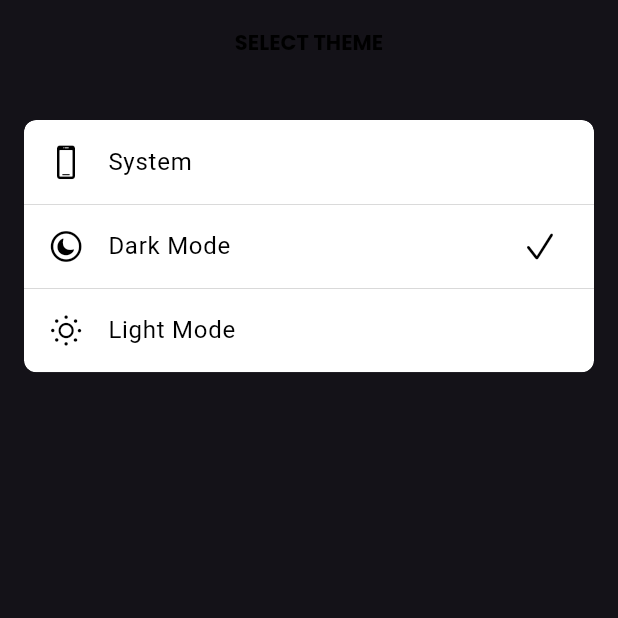
After one commit to lewiseman/solutech_habit_quest, a Flutter app: the SelectThemePage screen opened by its route, after a tap on "Dark Mode", on a phone screen of 412 x 824 dp, the top half of it. The commit adds this screen. Run offline on Flutter 3.47's test engine with Material 3 defaults, Android fonts, the phone set to English and light mode, and no system bars; our stand-ins replace appwrite, fl_chart, flutter_animate, flutter_calendar_carousel, flutter_riverpod, flutter_svg and 4 more; missing offline and left inert: carousel_slider_plus; accounts and stored records are empty; network calls fail; statements that could not run were skipped.

Commit message:
theme settings

```diff
--- a/lib/config/theme.dart
+++ b/lib/config/theme.dart
@@ -14,7 +14,7 @@ class AppTheme {
     systemNavigationBarIconBrightness: Brightness.dark,
   );
 
-  static final ThemeData darkTheme = ThemeData.light().copyWith(
+  static final ThemeData darkTheme = ThemeData.dark().copyWith(
     platform: TargetPlatform.iOS,
     primaryColor: primaryBlue,
     colorScheme: const ColorScheme.light(primary: primaryBlue),
--- a/lib/main.dart
+++ b/lib/main.dart
@@ -27,10 +27,11 @@ class HabitQuest extends ConsumerWidget {
   @override
   Widget build(BuildContext context, WidgetRef ref) {
     final router = ref.watch(routerProvider);
+    final settings = ref.watch(settingsServiceProvider);
     return MaterialApp.router(
       debugShowCheckedModeBanner: false,
       routerConfig: router,
-      themeMode: ThemeMode.light,
+      themeMode: AppUserSettings.getThemeMode(settings.themeName),
       darkTheme: AppTheme.darkTheme,
       theme: AppTheme.lightTheme,
       title: 'Habit Quest',
--- a/lib/modules/app/app.dart
+++ b/lib/modules/app/app.dart
@@ -1,3 +1,6 @@
+export 'models/settings_model.dart';
+export 'services/settings_srv.dart';
 export 'views/notifications.dart';
 export 'views/root.dart';
 export 'views/splash.dart';
+export 'views/theme.dart';
--- /dev/null
+++ b/lib/modules/app/models/settings_model.dart
@@ -0,0 +1,30 @@
+import 'package:habit_quest/common.dart';
+import 'package:appwrite/models.dart' as models;
+
+class AppUserSettings {
+  AppUserSettings({
+    required this.themeName,
+  });
+
+  factory AppUserSettings.initial({models.User? user}) {
+    final livethemename = user?.prefs.data['theme'] as String?;
+    final themename = livethemename ?? LocalStorage.instance.themeName;
+    return AppUserSettings(
+      themeName: themename,
+    );
+  }
+  final String themeName;
+
+  static ThemeMode getThemeMode(String name) {
+    switch (name) {
+      case 'system':
+        return ThemeMode.system;
+      case 'light':
+        return ThemeMode.light;
+      case 'dark':
+        return ThemeMode.dark;
+      default:
+        return ThemeMode.system;
+    }
+  }
+}
--- /dev/null
+++ b/lib/modules/app/services/settings_srv.dart
@@ -0,0 +1,33 @@
+import 'package:appwrite/models.dart' as models;
+import 'package:habit_quest/common.dart';
+
+final settingsServiceProvider =
+    StateNotifierProvider<SettingsNotifier, AppUserSettings>((ref) {
+  return SettingsNotifier(
+    user: ref.watch(userServiceProvider),
+  );
+});
+
+class SettingsNotifier extends StateNotifier<AppUserSettings> {
+  SettingsNotifier({
+    required this.user,
+  }) : super(AppUserSettings.initial(user: user));
+
+  final models.User? user;
+
+  Future<void> updateTheme(String themeName) async {
+    await LocalStorage.instance.updateThemeName(themeName);
+    try {
+      await appwriteAccount.updatePrefs(
+        prefs: {
+          'theme': themeName,
+        },
+      );
+    } catch (e) {
+      debugPrint(e.toString());
+    }
+    state = AppUserSettings(
+      themeName: themeName,
+    );
+  }
+}
--- /dev/null
+++ b/lib/modules/app/views/theme.dart
@@ -0,0 +1,107 @@
+import 'package:flutter/cupertino.dart';
+import 'package:habit_quest/common.dart';
+
+class SelectThemePage extends ConsumerWidget {
+  const SelectThemePage({super.key});
+
+  @override
+  Widget build(BuildContext context, WidgetRef ref) {
+    final settings = ref.watch(settingsServiceProvider);
+    final themename = settings.themeName;
+    final themes = [
+      (
+        name: 'System',
+        value: 'system',
+        mode: ThemeMode.system,
+        icon: CupertinoIcons.device_phone_portrait
+      ),
+      (
+        name: 'Dark Mode',
+        value: 'dark',
+        mode: ThemeMode.dark,
+        icon: CupertinoIcons.moon_circle
+      ),
+      (
+        name: 'Light Mode',
+        value: 'light',
+        mode: ThemeMode.light,
+        icon: CupertinoIcons.sun_min
+      ),
+    ];
+    return Scaffold(
+      appBar: AppBar(
+        backgroundColor: Theme.of(context).scaffoldBackgroundColor,
+        title: const Text(
+          'SELECT THEME',
+          style: TextStyle(
+            fontSize: 14,
+            fontWeight: FontWeight.bold,
+            fontFamily: AppTheme.poppinsFont,
+          ),
+        ),
+      ),
+      body: Column(
+        children: [
+          Container(
+            margin: const EdgeInsets.only(
+              left: 16,
+              right: 16,
+              top: 24,
+            ),
+            clipBehavior: Clip.antiAlias,
+            decoration: BoxDecoration(
+              borderRadius: const BorderRadius.all(Radius.circular(8)),
+              boxShadow: [
+                BoxShadow(
+                  color: Colors.black12.withOpacity(.04),
+                  blurRadius: 4,
+                  offset: const Offset(0, 2),
+                ),
+              ],
+            ),
+            child: Material(
+              color: Colors.white,
+              borderRadius: const BorderRadius.all(Radius.circular(8)),
+              child: Column(
+                children: [
+                  for (int x = 0; x < themes.length; x++)
+                    ...() {
+                      final theme = themes[x];
+                      final selected = theme.value == themename;
+                      return [
+                        ListTile(
+                          leading: Icon(theme.icon),
+                          title: Text(theme.name),
+                          trailing: selected
+                              ? const Icon(CupertinoIcons.checkmark)
+                              : null,
+                          onTap: () {
+                            context.showInfoLoad('Updating theme...');
+                            ref
+                                .read(settingsServiceProvider.notifier)
+                                .updateTheme(theme.value)
+                                .then((_) {
+                              context.pop();
+                            }).onError((error, stack) {
+                              context
+                                ..pop()
+                                ..showErrorToast(error.toString());
+                            });
+                          },
+                        ),
+                        if (x != themes.length - 1)
+                          const Divider(
+                            height: .1,
+                            thickness: .1,
+                          ),
+                      ];
+                    }(),
+                ],
+              ),
+            ),
+          ),
+        ],
+      ),
+    );
+  }
+}
--- a/lib/repositories/storage.dart
+++ b/lib/repositories/storage.dart
@@ -16,7 +16,7 @@ final class LocalStorage {
     _prefs = await SharedPreferences.getInstance();
   }
 
-  static final String _themeModeKey = 'thememodekey-$_keySuffix';
+  static final String _themeNameKey = 'thememodekey-$_keySuffix';
   static final String _usercredentialKey = 'usercredentialkey-$_keySuffix';
 
   UserCredentials? get userCredentials {
@@ -37,6 +37,23 @@ final class LocalStorage {
     await _prefs.setString(_usercredentialKey, userCreds.toString());
   }
 
+  Future<void> updateThemeName(String themename) async {
+    final res = await _prefs.setString(
+      _themeNameKey,
+      themename,
+    );
+  }
+
+  String get themeName {
+    try {
+      final theme = _prefs.getString(_themeNameKey);
+      return theme ?? 'system';
+      // ignore: avoid_catches_without_on_clauses
+    } catch (e) {
+      return 'system';
+    }
+  }
+
   Future<void> delete() async {
     await _prefs.clear();
   }
--- a/lib/router.dart
+++ b/lib/router.dart
@@ -148,6 +148,12 @@ final routerProvider = Provider(
             child: NotificationPage(),
           ),
         ),
+        GoRoute(
+          path: '/theme',
+          pageBuilder: (context, state) => const NoTransitionPage(
+            child: SelectThemePage(),
+          ),
+        ),
       ],
     );
   },
```
Also changed, not shown: lib/modules/user/services/user_srv.dart (+39 -0 lines), lib/modules/user/views/profile.dart (+31 -1 lines), lib/modules/user/views/view.dart (+30 -7 lines).
